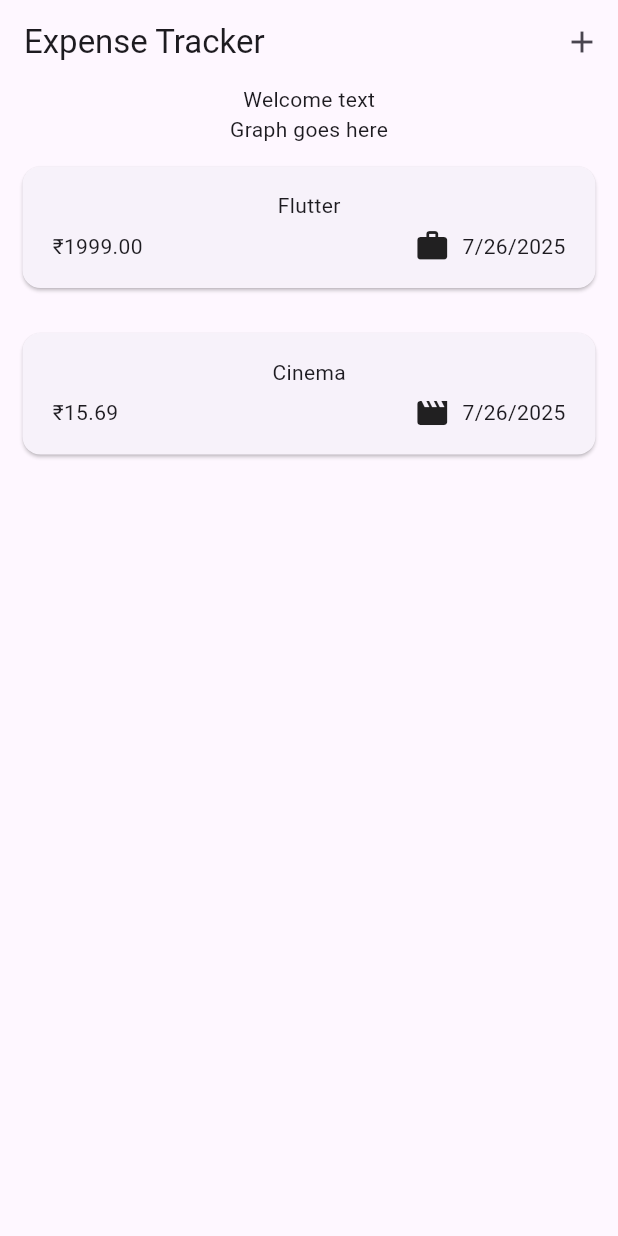
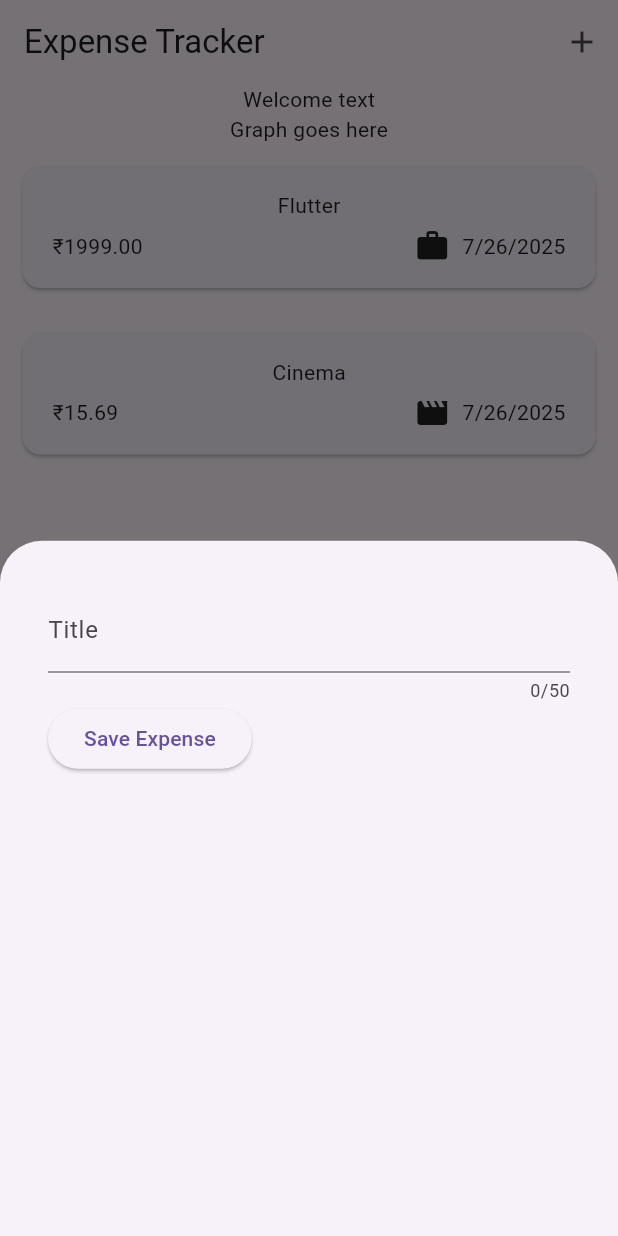
Before and after one commit to Abhilash037415/flutter_expense_tracker, a Flutter app: the screen it shows after launch, after a tap on the "add" icon, on a phone screen of 412 x 824 dp. Run offline on Flutter 3.47's test engine with Material 3 defaults, Android fonts, the phone set to English and light mode, and no system bars.

Commit message:
fixed newExpense

```diff
--- a/lib/main.dart
+++ b/lib/main.dart
@@ -2,5 +2,5 @@ import 'package:expense_tracker/widgets/expense_tracker.dart';
 import 'package:flutter/material.dart';
 
 void main() {
-  runApp(Expenses());
+  runApp(MaterialApp(home: Expenses()));
 }
--- a/lib/widgets/expense_tracker.dart
+++ b/lib/widgets/expense_tracker.dart
@@ -1,5 +1,6 @@
 import 'package:expense_tracker/widgets/expenses_list/expenses.dart';
 import 'package:expense_tracker/models/expense.dart';
+import 'package:expense_tracker/widgets/new_expense.dart';
 import 'package:flutter/material.dart';
 
 class Expenses extends StatefulWidget {
@@ -32,22 +33,18 @@ class _ExpensesState extends State<Expenses> {
       context: context,
       builder: (ctx) => Container(
         padding: const EdgeInsets.all(16),
-        child: const Text('Modal bottom overlay'),
+        child: const NewExpense(),
       ),
     );
   }
 
   @override
   Widget build(BuildContext context) {
-    return MaterialApp(
-      home: Scaffold(
+    return Scaffold(
       appBar: AppBar(
         title: Text('Expense Tracker'),
         actions: [
-            IconButton(
-              onPressed: _openAddExpenseOverlay,
-              icon: Icon(Icons.add),
-            ),
+          IconButton(onPressed: _openAddExpenseOverlay, icon: Icon(Icons.add)),
         ],
       ),
       body: Column(
@@ -57,7 +54,6 @@ class _ExpensesState extends State<Expenses> {
           Expanded(child: ExpensesList(expenses: _registeredExpenses)),
         ],
       ),
-      ),
     );
   }
 }
--- /dev/null
+++ b/lib/widgets/new_expense.dart
@@ -0,0 +1,46 @@
+import 'package:flutter/material.dart';
+
+class NewExpense extends StatefulWidget {
+  const NewExpense({super.key});
+  @override
+  State<NewExpense> createState() {
+    return _NewExpenseState();
+  }
+}
+
+class _NewExpenseState extends State<NewExpense> {
+  final _textController = TextEditingController();
+
+  @override
+  void dispose() {
+    _textController.dispose();
+    super.dispose();
+  }
+
+  @override
+  Widget build(BuildContext context) {
+    return Padding(
+      padding: EdgeInsets.all(16),
+      child: Column(
+        children: [
+          TextField(
+            controller: _textController,
+            maxLength: 50,
+            keyboardType: TextInputType.name,
+            decoration: InputDecoration(label: Text('Title')),
+          ),
+          Row(
+            children: [
+              ElevatedButton(
+                onPressed: () {
+                  print(_textController.text);
+                },
+                child: Text('Save Expense'),
+              ),
+            ],
+          ),
+        ],
+      ),
+    );
+  }
+}
```
Lines whose indentation alone changed are shown as unchanged.
